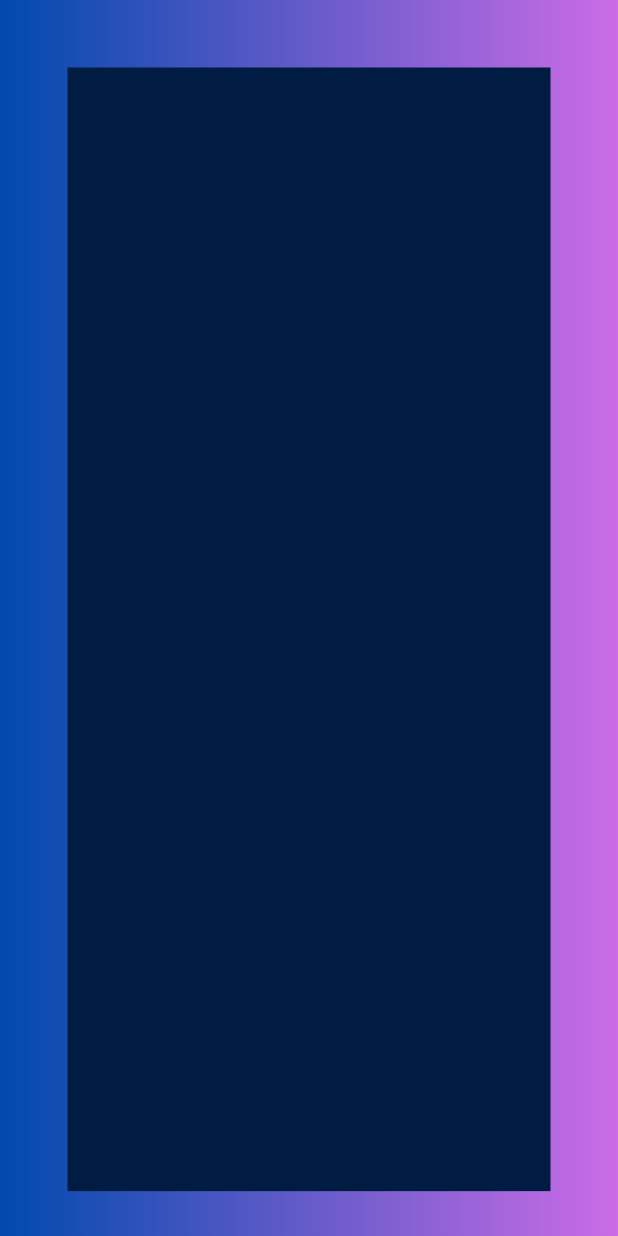
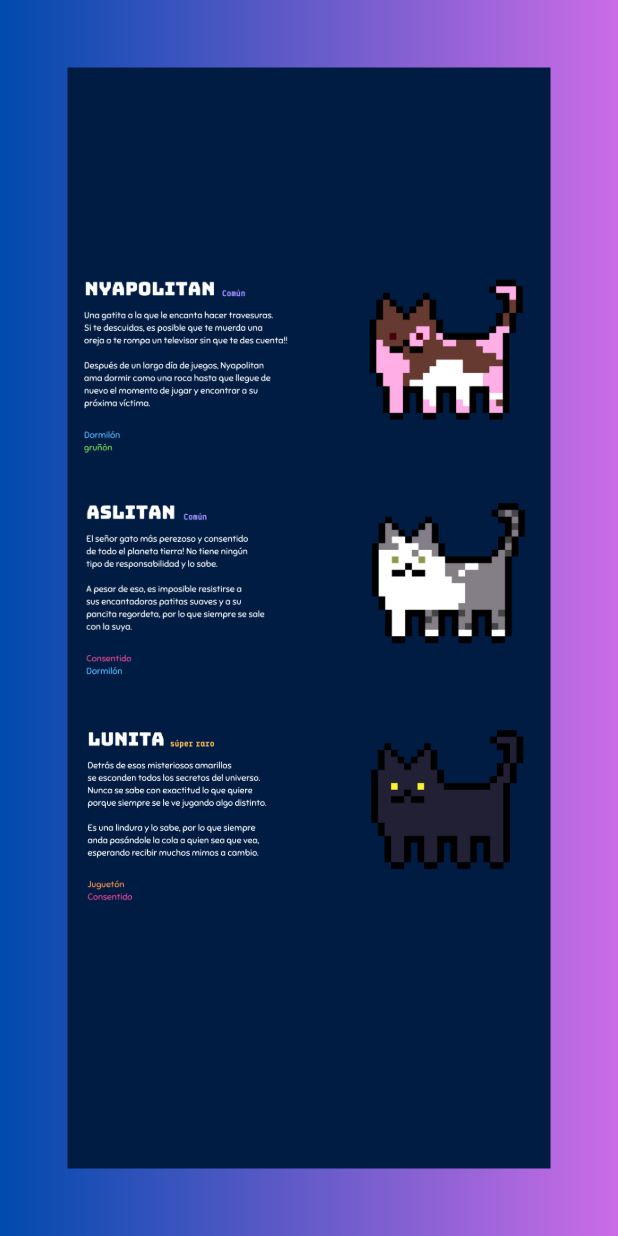
Before and after one commit to nanofrks/ATM, a Flutter app: the Homeview screen opened directly, on a phone screen of 412 x 824 dp. Run offline on Flutter 3.47's test engine with Material 2 defaults, Android fonts, the phone set to English and light mode, and no system bars.

Commit message:
avances homeview

```diff
--- a/lib/views/home_view.dart
+++ b/lib/views/home_view.dart
@@ -1,5 +1,3 @@
-import 'package:flutter/material.dart';
-
 import 'package:flutter/material.dart';
 
 class Homeview extends StatelessWidget{
@@ -27,16 +25,22 @@ class Homeview extends StatelessWidget{
             ),
           ),
 
-          ListView( //todo el contenido que está en pantalla
-              children: <Widget>[
-                Container(
-                  padding: const EdgeInsets.only(left: 128, right: 128),
+          Container(
+                  padding: const EdgeInsets.only(left: 2, right: 2, top:120, bottom:120),
                   margin: const EdgeInsets.all(45),
                   height: MediaQuery.of(context).size.height/1.1,
                   color: const Color.fromRGBO(0, 28, 66, 1),
-                )
-              ],
-          )
+                  child: ListView( //todo el contenido que está en pantalla
+                    children: const <Widget>[
+                      Image(image: AssetImage('assets/images/nyapo.png')),
+                      Image(image: AssetImage('assets/images/aslitann.png')),
+                      Image(image: AssetImage('assets/images/lunita.png')),
+
+                    ],
+                  )
+          ),
+
+
         ]
       )
     );
--- a/lib/views/register.dart
+++ b/lib/views/register.dart
@@ -1,5 +1,3 @@
-import 'package:flutter/material.dart';
-
 import 'package:flutter/material.dart';
 
 class Registerview extends StatelessWidget{
--- a/pubspec.yaml
+++ b/pubspec.yaml
@@ -62,6 +62,10 @@ flutter:
   assets:
     - assets/images/nanogatos.png
     - assets/images/aslitan.png
+    - assets/images/aslitann.png
+    - assets/images/nyapo.png
+    - assets/images/lunita.png
+
 
   # An image asset can refer to one or more resolution-specific "variants", see
   # https://flutter.dev/assets-and-images/#resolution-aware
```
Also changed, not shown: assets/images/aslitann.png (added), assets/images/lunita.png (added), assets/images/nyapo.png (added).
